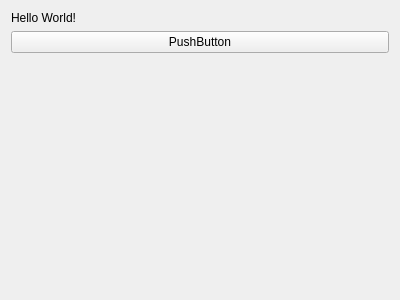
osu-uwrt/riptide_gui, file riptide_rviz/riptide_rviz/src/FeedforwardPanel.ui: the form before one commit.
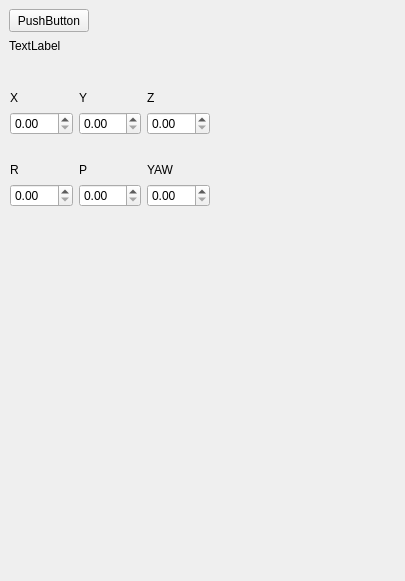
The form after the commit.

Commit message: Changes:Added six double spin boxes for thesdegree

The edit to the form file:
```diff
--- a/riptide_rviz/riptide_rviz/src/FeedforwardPanel.ui
+++ b/riptide_rviz/riptide_rviz/src/FeedforwardPanel.ui
@@ -6,46 +6,153 @@
    <rect>
     <x>0</x>
     <y>0</y>
-    <width>400</width>
-    <height>300</height>
+    <width>405</width>
+    <height>581</height>
    </rect>
   </property>
   <property name="windowTitle">
    <string>Form</string>
   </property>
-  <layout class="QGridLayout" name="gridLayout">
-   <item row="0" column="0">
-    <layout class="QVBoxLayout" name="verticalLayout">
-     <item>
-      <widget class="QLabel" name="someLabel">
-       <property name="text">
-        <string>Hello World!</string>
-       </property>
-      </widget>
-     </item>
-     <item>
-      <widget class="QPushButton" name="someButton">
-       <property name="text">
-        <string>PushButton</string>
-       </property>
-      </widget>
-     </item>
-     <item>
-      <spacer name="verticalSpacer">
-       <property name="orientation">
-        <enum>Qt::Vertical</enum>
-       </property>
-       <property name="sizeHint" stdset="0">
-        <size>
-         <width>20</width>
-         <height>40</height>
-        </size>
-       </property>
-      </spacer>
-     </item>
-    </layout>
-   </item>
-  </layout>
+  <widget class="QPushButton" name="someButton">
+   <property name="geometry">
+    <rect>
+     <x>9</x>
+     <y>9</y>
+     <width>80</width>
+     <height>23</height>
+    </rect>
+   </property>
+   <property name="text">
+    <string>PushButton</string>
+   </property>
+  </widget>
+  <widget class="QLabel" name="someLabel">
+   <property name="geometry">
+    <rect>
+     <x>9</x>
+     <y>38</y>
+     <width>141</width>
+     <height>16</height>
+    </rect>
+   </property>
+   <property name="text">
+    <string>TextLabel</string>
+   </property>
+  </widget>
+  <widget class="QWidget" name="">
+   <property name="geometry">
+    <rect>
+     <x>10</x>
+     <y>90</y>
+     <width>200</width>
+     <height>138</height>
+    </rect>
+   </property>
+   <layout class="QGridLayout" name="gridLayout">
+    <item row="0" column="0">
+     <widget class="QLabel" name="X">
+      <property name="text">
+       <string>X</string>
+      </property>
+     </widget>
+    </item>
+    <item row="0" column="1">
+     <widget class="QLabel" name="y">
+      <property name="text">
+       <string>Y</string>
+      </property>
+     </widget>
+    </item>
+    <item row="0" column="2">
+     <widget class="QLabel" name="Z">
+      <property name="text">
+       <string>Z</string>
+      </property>
+     </widget>
+    </item>
+    <item row="1" column="0">
+     <widget class="QDoubleSpinBox" name="XdoubleSpinBox"/>
+    </item>
+    <item row="1" column="1">
+     <widget class="QDoubleSpinBox" name="YdoubleSpinBox"/>
+    </item>
+    <item row="1" column="2">
+     <widget class="QDoubleSpinBox" name="ZdoubleSpinBox"/>
+    </item>
+    <item row="2" column="0">
+     <widget class="QLabel" name="Xlabel">
+      <property name="text">
+       <string/>
+      </property>
+     </widget>
+    </item>
+    <item row="2" column="1">
+     <widget class="QLabel" name="Ylabel">
+      <property name="text">
+       <string/>
+      </property>
+     </widget>
+    </item>
+    <item row="2" column="2">
+     <widget class="QLabel" name="Zlabel">
+      <property name="text">
+       <string/>
+      </property>
+     </widget>
+    </item>
+    <item row="3" column="0">
+     <widget class="QLabel" name="R">
+      <property name="text">
+       <string>R</string>
+      </property>
+     </widget>
+    </item>
+    <item row="3" column="1">
+     <widget class="QLabel" name="P">
+      <property name="text">
+       <string>P</string>
+      </property>
+     </widget>
+    </item>
+    <item row="3" column="2">
+     <widget class="QLabel" name="YAW">
+      <property name="text">
+       <string>YAW</string>
+      </property>
+     </widget>
+    </item>
+    <item row="4" column="0">
+     <widget class="QDoubleSpinBox" name="RdoubleSpinBox"/>
+    </item>
+    <item row="4" column="1">
+     <widget class="QDoubleSpinBox" name="PdoubleSpinBox"/>
+    </item>
+    <item row="4" column="2">
+     <widget class="QDoubleSpinBox" name="YAWdoubleSpinBox"/>
+    </item>
+    <item row="5" column="0">
+     <widget class="QLabel" name="Rlabel">
+      <property name="text">
+       <string/>
+      </property>
+     </widget>
+    </item>
+    <item row="5" column="1">
+     <widget class="QLabel" name="Plabel">
+      <property name="text">
+       <string/>
+      </property>
+     </widget>
+    </item>
+    <item row="5" column="2">
+     <widget class="QLabel" name="YAWlabel">
+      <property name="text">
+       <string/>
+      </property>
+     </widget>
+    </item>
+   </layout>
+  </widget>
  </widget>
  <resources/>
  <connections/>
```
The commit also changes 3 other files.
